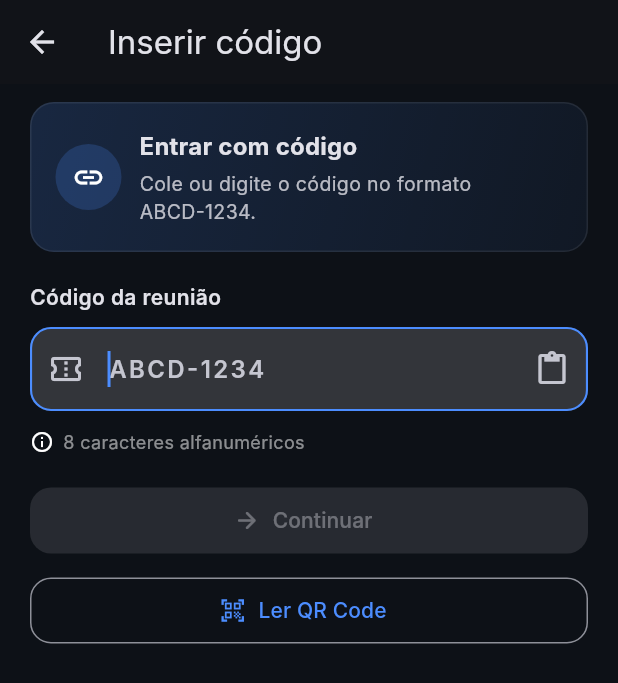
After one commit to otaviocarva7ho/agendai, a Flutter app: the InserirCodigoPage screen opened directly, on a phone screen of 412 x 824 dp. The commit adds this screen. Shown: the top 683 px of the screen. Run offline on Flutter 3.47's test engine with Material 3 defaults, Android fonts, the phone set to English and light mode, and no system bars; Roboto replaces fonts that are missing (Inter).

Commit message:
Insert code page

```diff
--- a/lib/presentation/pages/initial.dart
+++ b/lib/presentation/pages/initial.dart
@@ -2,6 +2,8 @@ import 'package:flutter/material.dart';
 import 'meeting.dart';
 import 'history.dart';
 import 'help.dart'; // ajuste o caminho se for diferente
+import 'insert_code.dart'; // ou o caminho correto
+
 
 /// Página inicial da Agenda.
 /// Use como `home:` no MaterialApp ou registre em uma rota do seu Router.
@@ -136,9 +138,27 @@ class _InitialPageState extends State<InitialPage>
                             );
                           },
                         ),
-                        const QuickAction(
+                        QuickAction(
                           icon: Icons.link,
                           label: 'Inserir código\nde reunião',
+                          onTap: () async {
+                            final code = await Navigator.of(context).push(
+                              MaterialPageRoute(builder: (_) => const InserirCodigoPage()),
+                            );
+
+                            // Opcional: use o código retornado
+                            if (code is String && code.isNotEmpty) {
+                              // Exemplo: mostrar um feedback ou navegar para a sala
+                              ScaffoldMessenger.of(context).showSnackBar(
+                                SnackBar(content: Text('Código recebido: $code')),
+                              );
+
+                              // TODO: navegue para a sala de reunião correspondente, se já tiver essa tela.
+                              // Navigator.push(context, MaterialPageRoute(
+                              //   builder: (_) => MeetingRoomPage(code: code),
+                              // ));
+                            }
+                          },
                         ),
                         QuickAction(
                           icon: Icons.people_outline,
--- /dev/null
+++ b/lib/presentation/pages/insert_code.dart
@@ -0,0 +1,245 @@
+import 'package:flutter/material.dart';
+import 'package:flutter/services.dart';
+
+class InserirCodigoPage extends StatefulWidget {
+  const InserirCodigoPage({super.key});
+
+  @override
+  State<InserirCodigoPage> createState() => _InserirCodigoPageState();
+}
+
+class _InserirCodigoPageState extends State<InserirCodigoPage> {
+  final _formKey = GlobalKey<FormState>();
+  final _ctrl = TextEditingController();
+  bool _valid = false;
+
+  // ---- Helpers de formatação/validação ----
+  static final _allowed = RegExp(r'[A-Za-z0-9]');
+
+  String _normalize(String text) {
+    // remove tudo que não é alfanumérico
+    final only = text.toUpperCase().split('').where(_allowed.hasMatch).join();
+    // limita a 8 e injeta traço após 4 -> ABCD-1234
+    final trimmed = only.substring(0, only.length.clamp(0, 8));
+    if (trimmed.length <= 4) return trimmed;
+    return '${trimmed.substring(0, 4)}-${trimmed.substring(4)}';
+  }
+
+  bool _isValid(String text) {
+    return RegExp(r'^[A-Z0-9]{4}-[A-Z0-9]{4}$').hasMatch(text);
+  }
+
+  @override
+  void initState() {
+    super.initState();
+    _ctrl.addListener(() {
+      final formatted = _normalize(_ctrl.text);
+      if (_ctrl.text != formatted) {
+        final pos = formatted.length;
+        _ctrl.value = TextEditingValue(
+          text: formatted,
+          selection: TextSelection.collapsed(offset: pos),
+        );
+      }
+      setState(() => _valid = _isValid(_ctrl.text));
+    });
+  }
+
+  @override
+  void dispose() {
+    _ctrl.dispose();
+    super.dispose();
+  }
+
+  Future<void> _colar() async {
+    final data = await Clipboard.getData(Clipboard.kTextPlain);
+    if (data?.text == null) return;
+    _ctrl.text = _normalize(data!.text!);
+  }
+
+  void _continuar() {
+    if (!_valid) return;
+    Navigator.pop(context, _ctrl.text.trim());
+  }
+
+  @override
+  Widget build(BuildContext context) {
+    final cs = Theme.of(context).colorScheme;
+
+    return Scaffold(
+      appBar: AppBar(
+        title: const Text('Inserir código'),
+        centerTitle: false,
+      ),
+      body: GestureDetector(
+        onTap: () => FocusScope.of(context).unfocus(),
+        child: ListView(
+          padding: const EdgeInsets.fromLTRB(20, 12, 20, 24),
+          children: [
+            // Header “bonito”
+            Container(
+              padding: const EdgeInsets.all(16),
+              decoration: BoxDecoration(
+                gradient: LinearGradient(
+                  colors: [
+                    cs.primary.withOpacity(.18),
+                    cs.primary.withOpacity(.06),
+                  ],
+                  begin: Alignment.topLeft,
+                  end: Alignment.bottomRight,
+                ),
+                borderRadius: BorderRadius.circular(16),
+                border: Border.all(color: Colors.white.withOpacity(.08)),
+              ),
+              child: Row(
+                children: [
+                  Container(
+                    width: 44, height: 44,
+                    decoration: BoxDecoration(
+                      color: cs.primary.withOpacity(.20),
+                      shape: BoxShape.circle,
+                    ),
+                    child: const Icon(Icons.link, size: 22),
+                  ),
+                  const SizedBox(width: 12),
+                  Expanded(
+                    child: Column(
+                      crossAxisAlignment: CrossAxisAlignment.start,
+                      children: [
+                        Text('Entrar com código',
+                            style: Theme.of(context).textTheme.titleMedium?.copyWith(
+                                  fontWeight: FontWeight.w700,
+                                )),
+                        const SizedBox(height: 4),
+                        Opacity(
+                          opacity: .80,
+                          child: Text(
+                            'Cole ou digite o código no formato ABCD-1234.',
+                            style: const TextStyle(fontSize: 13),
+                          ),
+                        ),
+                      ],
+                    ),
+                  ),
+                ],
+              ),
+            ),
+            const SizedBox(height: 20),
+
+            // Form
+            Form(
+              key: _formKey,
+              child: Column(
+                crossAxisAlignment: CrossAxisAlignment.start,
+                children: [
+                  const Text('Código da reunião',
+                      style: TextStyle(fontWeight: FontWeight.w600)),
+                  const SizedBox(height: 10),
+                  TextFormField(
+                    controller: _ctrl,
+                    autofocus: true,
+                    textInputAction: TextInputAction.done,
+                    keyboardType: TextInputType.visiblePassword,
+                    style: const TextStyle(
+                      letterSpacing: 1.6,
+                      fontWeight: FontWeight.w600,
+                    ),
+                    decoration: InputDecoration(
+                      hintText: 'ABCD-1234',
+                      prefixIcon: const Icon(Icons.confirmation_number_outlined),
+                      suffixIcon: Row(
+                        mainAxisSize: MainAxisSize.min,
+                        children: [
+                          IconButton(
+                            tooltip: 'Colar',
+                            onPressed: _colar,
+                            icon: const Icon(Icons.content_paste),
+                          ),
+                          if (_ctrl.text.isNotEmpty)
+                            IconButton(
+                              tooltip: 'Limpar',
+                              onPressed: () => _ctrl.clear(),
+                              icon: const Icon(Icons.clear),
+                            ),
+                        ],
+                      ),
+                      filled: true,
+                      border: OutlineInputBorder(
+                        borderRadius: BorderRadius.circular(14),
+                      ),
+                      focusedBorder: OutlineInputBorder(
+                        borderRadius: BorderRadius.circular(14),
+                        borderSide: BorderSide(color: cs.primary, width: 1.4),
+                      ),
+                    ),
+                    validator: (v) =>
+                        _isValid(v ?? '') ? null : 'Use o formato ABCD-1234',
+                    onFieldSubmitted: (_) => _continuar(),
+                  ),
+                  const SizedBox(height: 12),
+                  Row(
+                    children: [
+                      const Icon(Icons.info_outline, size: 16),
+                      const SizedBox(width: 6),
+                      Opacity(
+                        opacity: .75,
+                        child: Text(
+                          _valid ? 'Código válido' : '8 caracteres alfanuméricos',
+                          style: TextStyle(
+                            fontSize: 12,
+                            color: _valid ? cs.primary : Colors.white70,
+                          ),
+                        ),
+                      ),
+                    ],
+                  ),
+                ],
+              ),
+            ),
+
+            const SizedBox(height: 20),
+
+            // Botão principal
+            SizedBox(
+              width: double.infinity,
+              child: ElevatedButton.icon(
+                onPressed: _valid ? _continuar : null,
+                icon: const Icon(Icons.arrow_forward_rounded),
+                label: const Padding(
+                  padding: EdgeInsets.symmetric(vertical: 12),
+                  child: Text('Continuar'),
+                ),
+                style: ElevatedButton.styleFrom(
+                  shape: RoundedRectangleBorder(
+                    borderRadius: BorderRadius.circular(14),
+                  ),
+                ),
+              ),
+            ),
+            const SizedBox(height: 12),
+
+            // Alternativa: QR Code (placeholder)
+            OutlinedButton.icon(
+              onPressed: () {
+                // TODO: abrir câmera/QR (ex.: package mobile_scanner / qr_code_scanner)
+                ScaffoldMessenger.of(context).showSnackBar(
+                  const SnackBar(content: Text('Scanner de QR ainda não implementado.')),
+                );
+              },
+              icon: const Icon(Icons.qr_code_scanner),
+              label: const Padding(
+                padding: EdgeInsets.symmetric(vertical: 12),
+                child: Text('Ler QR Code'),
+              ),
+              style: OutlinedButton.styleFrom(
+                shape: RoundedRectangleBorder(
+                  borderRadius: BorderRadius.circular(14),
+                ),
+              ),
+            ),
+          ],
+        ),
+      ),
+    );
+  }
+}
```
